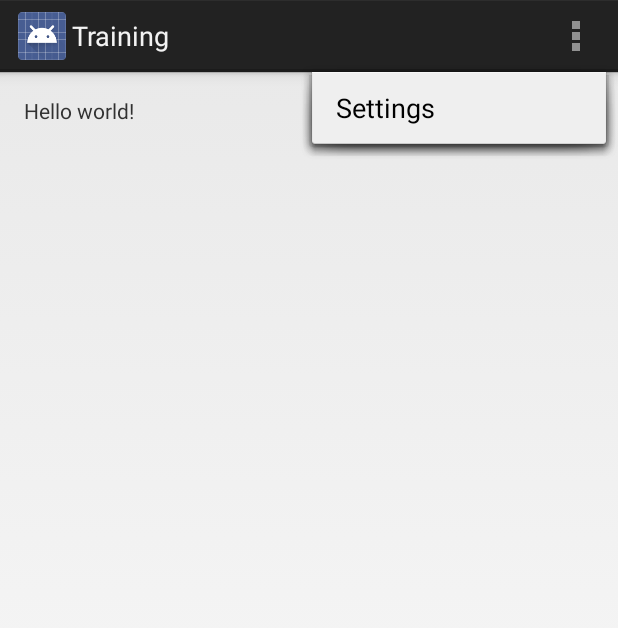
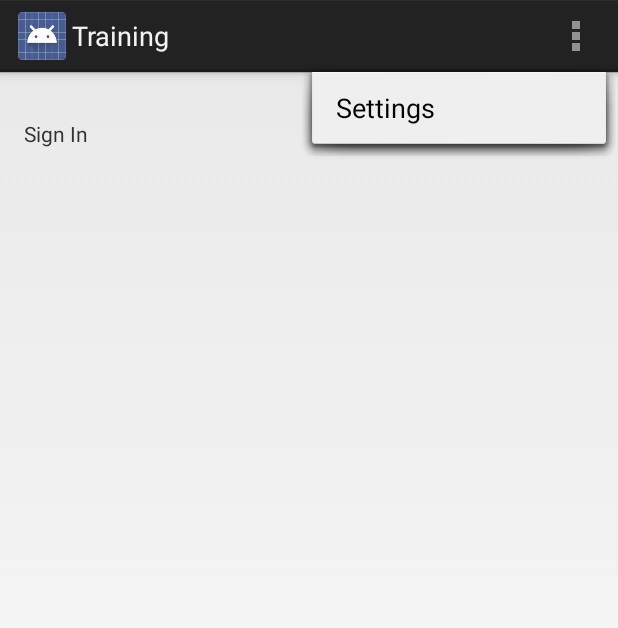
Before and after one commit to mparameswaran/training-android, an Android app: the screen it shows after launch (TrainingMainActivity), with the options menu open, on a phone screen of 412 x 824 dp. Shown: the top 628 px of the screen. Run offline under Robolectric (Android 15) with nearby library versions, the phone set to English and light mode, and no system bars.

Commit message:
ADD: sign in clickable textview in xml

```diff
--- a/Training/src/main/res/layout/fragment_training_main.xml
+++ b/Training/src/main/res/layout/fragment_training_main.xml
@@ -9,8 +9,21 @@
     tools:context=".TrainingMainActivity$PlaceholderFragment">
 
     <TextView
-        android:text="@string/hello_world"
-        android:layout_width="wrap_content"
-        android:layout_height="wrap_content" />
+        android:id="@+id/sign_in"
+        android:clickable="true"
+        android:layout_width="match_parent"
+        android:layout_height="@dimen/sign_in_button_height"
+        android:text="@string/sign_in"
+        android:gravity="left|center_vertical"
+        android:drawableRight="@drawable/right_arrow"
+        />
 
+    <HorizontalScrollView
+        android:id="@+id/carousel"
+        android:layout_below="@+id/sign_in"
+        android:layout_width="match_parent"
+        android:layout_height="@dimen/main_carousel">
+
+
+    </HorizontalScrollView>
 </RelativeLayout>
--- a/Training/src/main/res/values/dimens.xml
+++ b/Training/src/main/res/values/dimens.xml
@@ -2,5 +2,8 @@
     <!-- Default screen margins, per the Android Design guidelines. -->
     <dimen name="activity_horizontal_margin">16dp</dimen>
     <dimen name="activity_vertical_margin">16dp</dimen>
+    <dimen name="sign_in_button_height">50dp</dimen>
+    <dimen name="sign_in_drawable_padding">15dp</dimen>
+    <dimen name="main_carousel">150dp</dimen>
 
-    </resources>
+</resources>
--- a/Training/src/main/res/values/strings.xml
+++ b/Training/src/main/res/values/strings.xml
@@ -4,5 +4,6 @@
     <string name="app_name">Training</string>
     <string name="hello_world">Hello world!</string>
     <string name="action_settings">Settings</string>
+    <string name="sign_in">Sign In</string>
 
 </resources>
```
Also changed, not shown: Training/src/main/res/drawable-xxhdpi/right_arrow.png (added).
